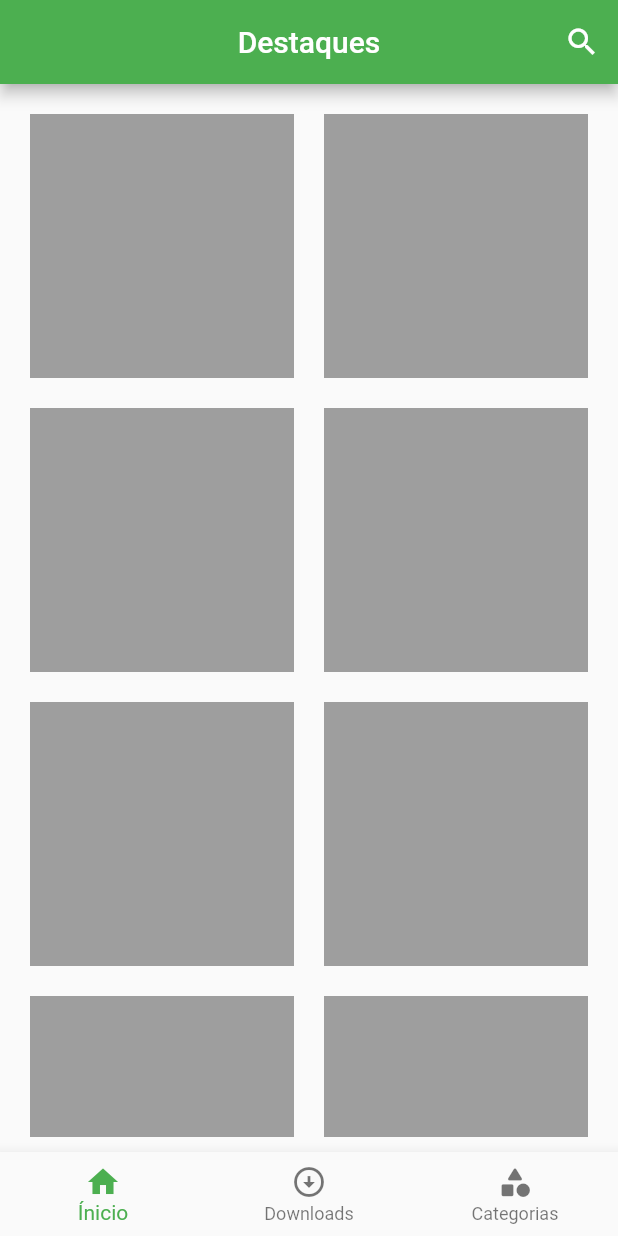
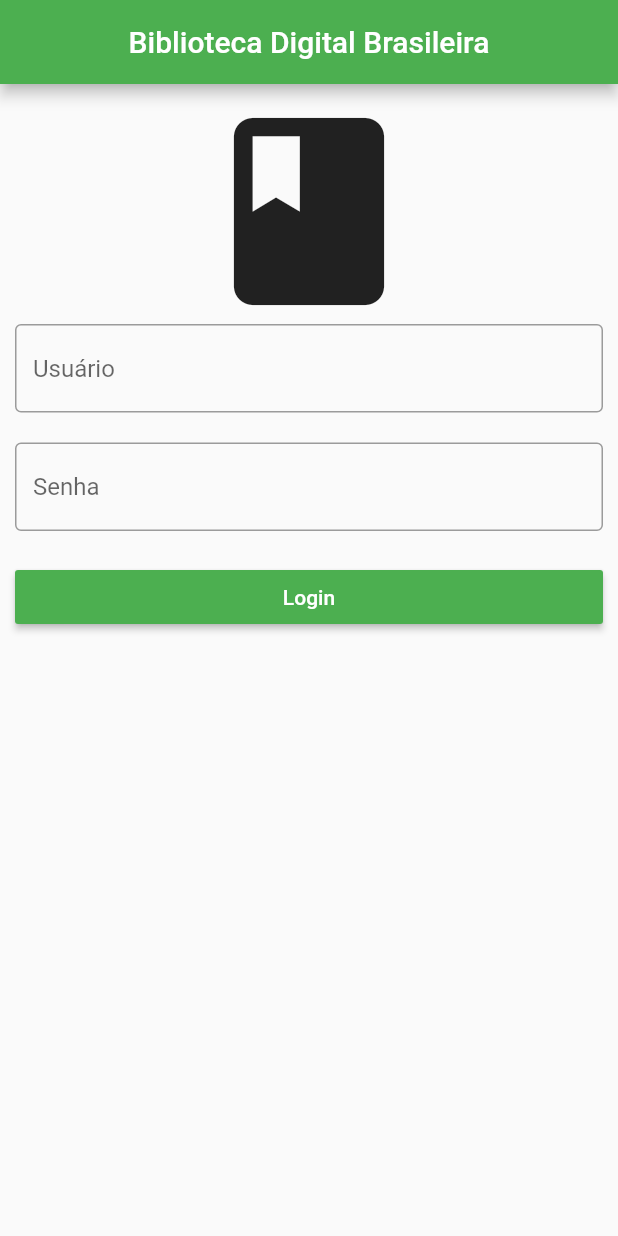
Before and after one commit to leandromsilva/BibliotecaDigitalProjetoIntegrado, a Flutter app: the screen it shows after launch, on a phone screen of 412 x 824 dp. Run offline on Flutter 3.47's test engine with Material 2 defaults, Android fonts, the phone set to English and light mode, and no system bars; our stand-ins replace cloud_firestore; accounts and stored records are empty.

Commit message:
Projeto Integrado

```diff
--- a/lib/main.dart
+++ b/lib/main.dart
@@ -1,4 +1,4 @@
-import 'package:biblioteca_digital_brasileira/widgets/home_widget.dart';
+import 'package:biblioteca_digital_brasileira/pages/login_page.dart';
 import 'package:cloud_firestore/cloud_firestore.dart';
 import 'package:flutter/material.dart';
 
@@ -6,16 +6,13 @@ class MyApp extends StatelessWidget {
   @override
   Widget build(BuildContext context) {
     return MaterialApp(
-      debugShowCheckedModeBanner: false,
-      title: 'Biblioteca Digital Brasileira',
-      theme: ThemeData(
-        primarySwatch: Colors.green,
-        visualDensity: VisualDensity.adaptivePlatformDensity,
-      ),
-      home: HomeWidget(
+        debugShowCheckedModeBanner: false,
         title: 'Biblioteca Digital Brasileira',
-      ),
-    );
+        theme: ThemeData(
+          primarySwatch: Colors.green,
+          visualDensity: VisualDensity.adaptivePlatformDensity,
+        ),
+        home: LoginPage());
   }
 }
 
--- a/lib/pages/downloads_page.dart
+++ b/lib/pages/downloads_page.dart
@@ -12,11 +12,12 @@ class _DownloadsPageState extends State<DownloadsPage> {
         padding: EdgeInsets.all(10.0),
         child: Column(
           children: [
-            Row(
-              children: [
-                Icon(Icons.book),
-              ],
-            )
+            Card(
+                child: ListTile(
+                    title: Text('Exemplo'), leading: Icon(Icons.book))),
+            Card(
+                child: ListTile(
+                    title: Text('Exemplo'), leading: Icon(Icons.book))),
           ],
         ));
   }
--- /dev/null
+++ b/lib/pages/login_page.dart
@@ -0,0 +1,50 @@
+import 'package:biblioteca_digital_brasileira/widgets/home_widget.dart';
+import 'package:flutter/material.dart';
+
+class LoginPage extends StatefulWidget {
+  @override
+  _LoginPageState createState() => _LoginPageState();
+}
+
+class _LoginPageState extends State<LoginPage> {
+  @override
+  Widget build(BuildContext context) {
+    return Scaffold(
+      appBar: AppBar(
+          centerTitle: true, title: Text('Biblioteca Digital Brasileira')),
+      body: SingleChildScrollView(
+        child: Container(
+          padding: EdgeInsets.all(10),
+          child: Column(
+            crossAxisAlignment: CrossAxisAlignment.stretch,
+            children: [
+              Icon(
+                Icons.book,
+                size: 150,
+              ),
+              TextField(
+                decoration: InputDecoration(
+                    hintText: 'Usuário', border: OutlineInputBorder()),
+              ),
+              SizedBox(height: 20),
+              TextField(
+                  decoration: InputDecoration(
+                      hintText: 'Senha', border: OutlineInputBorder())),
+              SizedBox(height: 20),
+              RaisedButton(
+                  child: Text(
+                    'Login',
+                    style: TextStyle(color: Colors.white),
+                  ),
+                  color: Colors.green,
+                  onPressed: () {
+                    Navigator.of(context).push(
+                        MaterialPageRoute(builder: (context) => HomeWidget()));
+                  })
+            ],
+          ),
+        ),
+      ),
+    );
+  }
+}
--- a/lib/widgets/book_table_widget.dart
+++ b/lib/widgets/book_table_widget.dart
@@ -4,8 +4,8 @@ Widget createBookTable(BuildContext context, AsyncSnapshot snapshot) {
   return GridView.builder(
       padding: EdgeInsets.all(10.0),
       gridDelegate: SliverGridDelegateWithFixedCrossAxisCount(
-          crossAxisCount: 2, crossAxisSpacing: 20.0, mainAxisSpacing: 20.0),
-      itemCount: 8,
+          crossAxisCount: 3, crossAxisSpacing: 20.0, mainAxisSpacing: 20.0),
+      itemCount: 16,
       itemBuilder: (context, index) {
         return GestureDetector(
           child: Container(color: Colors.grey),
```
